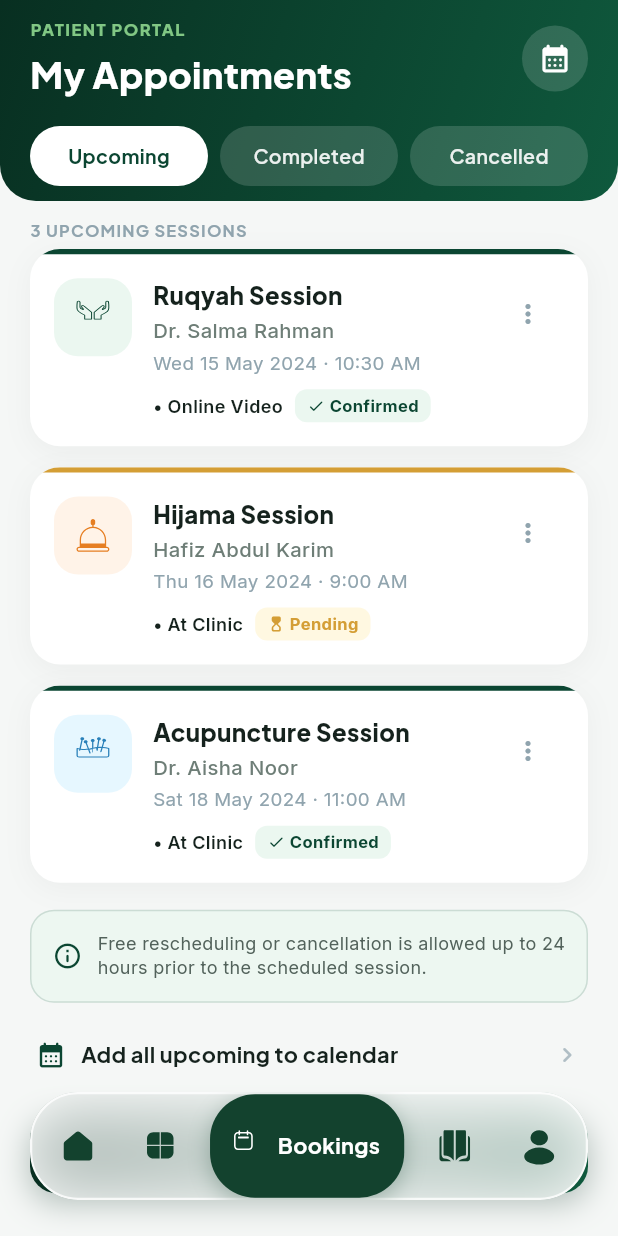
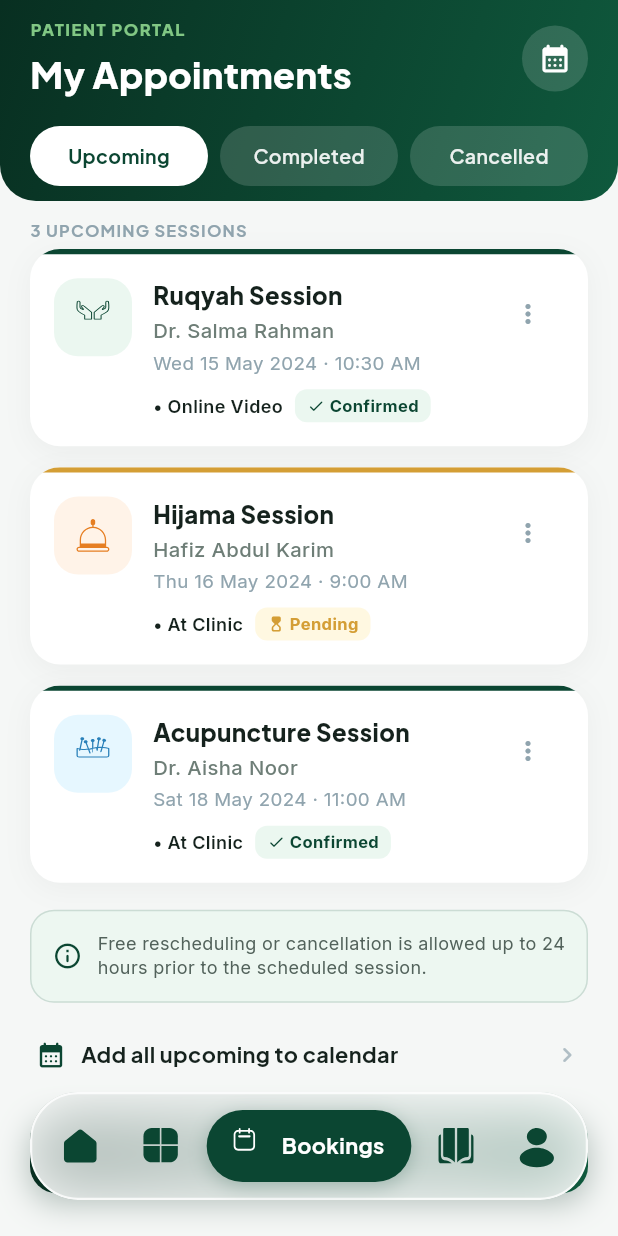
Before and after one commit to sadikmahmudadive/Ruqyah-Healing, a Flutter app: the MainNavigationShell screen opened directly, on a phone screen of 412 x 824 dp. Run offline on Flutter 3.47's test engine with Material 3 defaults, Android fonts, the phone set to English and light mode, and no system bars; our stand-ins replace cloud_firestore, firebase_auth, firebase_core, google_sign_in; accounts and stored records are empty.

Commit message:
Standardize navbar icon sizes to 24px and apply #0B4632 active capsule pill vector styling

```diff
--- a/lib/widgets/global_bottom_navbar.dart
+++ b/lib/widgets/global_bottom_navbar.dart
@@ -62,7 +62,7 @@ class GlobalBottomNavBar extends StatelessWidget {
                     iconBuilder: (isSelected, color) => HomeNavIcon(
                       isSelected: isSelected,
                       color: color,
-                      size: 21,
+                      size: 24,
                     ),
                   ),
                   _buildNavItem(
@@ -71,7 +71,7 @@ class GlobalBottomNavBar extends StatelessWidget {
                     iconBuilder: (isSelected, color) => ServicesNavIcon(
                       isSelected: isSelected,
                       color: color,
-                      size: 18.5,
+                      size: 24,
                     ),
                   ),
                   _buildNavItem(
@@ -80,7 +80,7 @@ class GlobalBottomNavBar extends StatelessWidget {
                     iconBuilder: (isSelected, color) => BookingsNavIcon(
                       isSelected: isSelected,
                       color: color,
-                      size: 21,
+                      size: 24,
                     ),
                   ),
                   _buildNavItem(
@@ -89,7 +89,7 @@ class GlobalBottomNavBar extends StatelessWidget {
                     iconBuilder: (isSelected, color) => LearnNavIcon(
                       isSelected: isSelected,
                       color: color,
-                      size: 21,
+                      size: 24,
                     ),
                   ),
                   _buildNavItem(
@@ -98,7 +98,7 @@ class GlobalBottomNavBar extends StatelessWidget {
                     iconBuilder: (isSelected, color) => ProfileNavIcon(
                       isSelected: isSelected,
                       color: color,
-                      size: 21,
+                      size: 24,
                     ),
                   ),
                 ],
@@ -126,18 +126,19 @@ class GlobalBottomNavBar extends StatelessWidget {
       child: AnimatedContainer(
         duration: const Duration(milliseconds: 250),
         curve: Curves.easeOutCubic,
+        height: 48,
         padding: isSelected
-            ? const EdgeInsets.symmetric(horizontal: 16, vertical: 10)
-            : const EdgeInsets.symmetric(horizontal: 12, vertical: 10),
+            ? const EdgeInsets.symmetric(horizontal: 18)
+            : const EdgeInsets.symmetric(horizontal: 12),
         decoration: BoxDecoration(
-          color: isSelected ? const Color(0xFF13422E) : Colors.transparent,
-          borderRadius: BorderRadius.circular(30),
+          color: isSelected ? const Color(0xFF0B4632) : Colors.transparent,
+          borderRadius: BorderRadius.circular(24),
           boxShadow: isSelected
               ? [
                   BoxShadow(
-                    color: const Color(0xFF13422E).withValues(alpha: 0.3),
-                    blurRadius: 12,
-                    offset: const Offset(0, 4),
+                    color: const Color(0xFF0B4632).withValues(alpha: 0.25),
+                    blurRadius: 10,
+                    offset: const Offset(0, 3),
                   ),
                 ]
               : [],
@@ -147,7 +148,7 @@ class GlobalBottomNavBar extends StatelessWidget {
           mainAxisAlignment: MainAxisAlignment.center,
           children: [
             iconBuilder(
-                isSelected, isSelected ? Colors.white : const Color(0xFF13422E)),
+                isSelected, isSelected ? Colors.white : const Color(0xFF0B4632)),
             if (isSelected) ...[
               const SizedBox(width: 8),
               Text(
```
